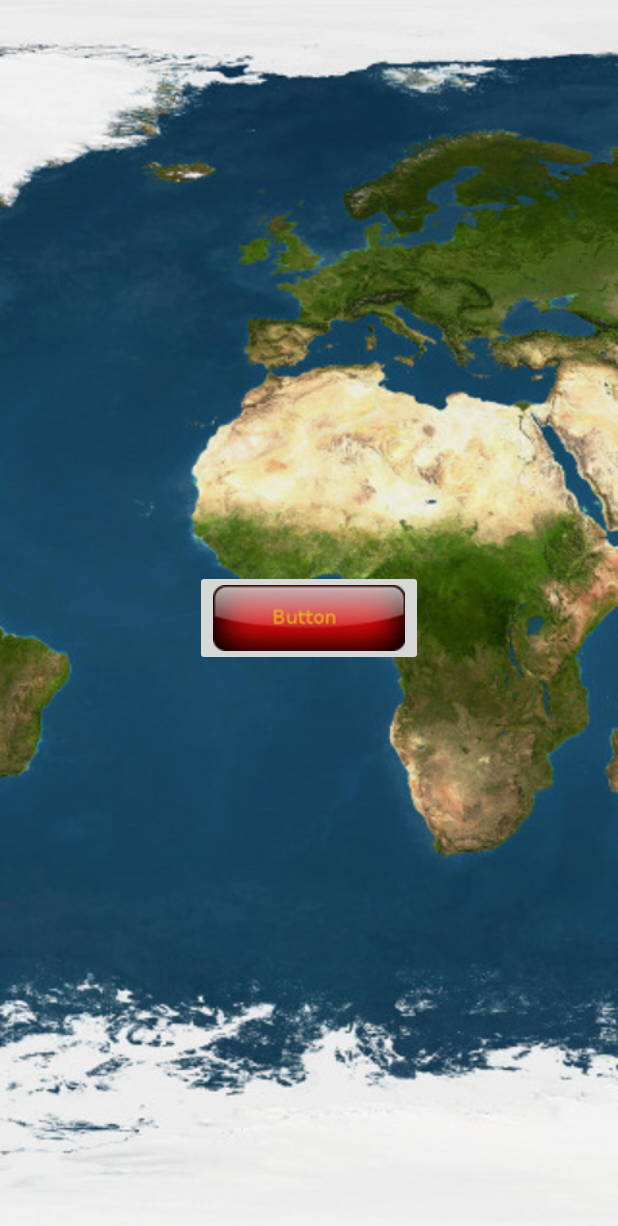
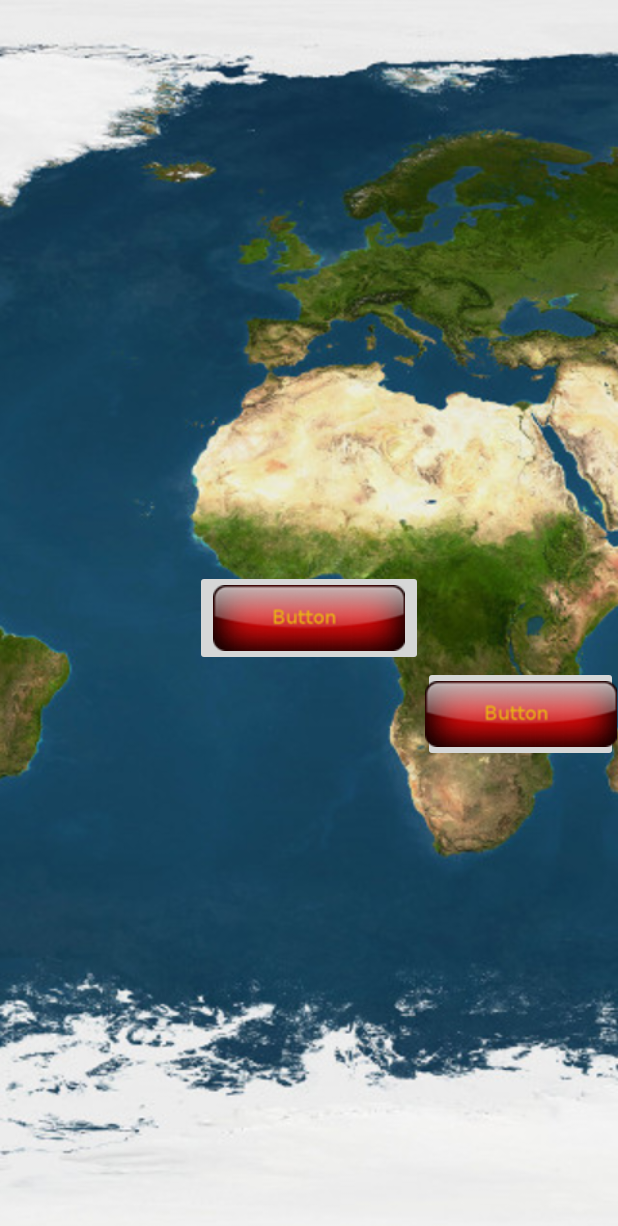
Before and after one commit to QuantumDamage/E-lementarzMobile, an Android app: the layout activity_main.xml on its own in the app's theme, with its tools: preview values and no code run, on a phone screen of 412 x 824 dp. Shown: the top 1226 px of the screen. Run offline under Robolectric (Android 15) with nearby library versions, the phone set to English and light mode, and no system bars.

Commit message:
Added second button on main activity

```diff
--- a/app/src/main/res/layout/activity_main.xml
+++ b/app/src/main/res/layout/activity_main.xml
@@ -9,14 +9,25 @@
     <ImageView
         android:layout_width="match_parent"
         android:layout_height="match_parent"
-        android:src="@drawable/mapa1280"
-        android:scaleType="centerCrop"/>
+        android:scaleType="centerCrop"
+        android:src="@drawable/mapa1280" />
+
+    <ImageButton
+        android:id="@+id/startQA1Button"
+        android:layout_width="wrap_content"
+        android:layout_height="wrap_content"
+        android:layout_centerInParent="true"
+        android:onClick="startQA1"
+        android:scaleType="centerCrop"
+        android:src="@drawable/button2" />
 
     <ImageButton
         android:layout_width="wrap_content"
         android:layout_height="wrap_content"
-        android:src="@drawable/button2"
-        android:layout_centerInParent="true"
-        android:onClick="startQA1"
-        android:scaleType="centerCrop"/>
+        android:layout_below="@id/startQA1Button"
+        android:layout_toRightOf="@id/startQA1Button"
+        android:onClick="startVideo"
+        android:scaleType="centerCrop"
+        android:src="@drawable/button2" />
+
 </RelativeLayout>
```
